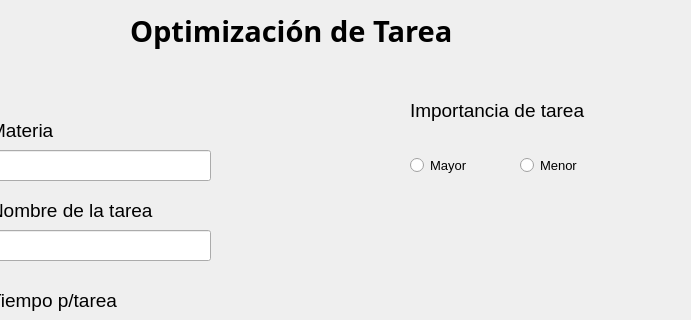
The window that ui.ui (ozel-byte/todo-app-proyecto-c3) describes before a commit, drawn with Qt 5; both pictures show x 100 to 791 and y 0 to 320 of the 791 by 702 pixel window.
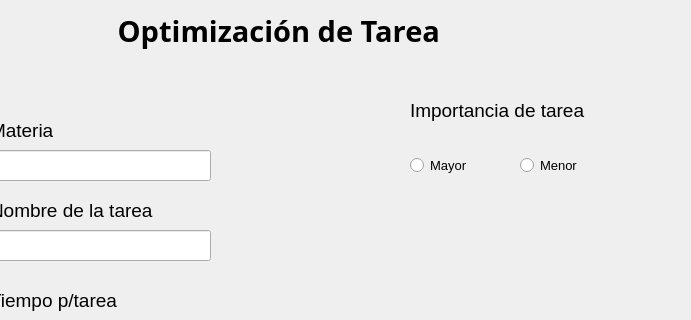
The same window after the commit.

Commit message: Se centró el titulo, o eso parace xd

Diff of the .ui file:
```diff
--- a/ui.ui
+++ b/ui.ui
@@ -25,14 +25,14 @@
    <widget class="QLabel" name="label">
     <property name="geometry">
      <rect>
-      <x>230</x>
+      <x>180</x>
       <y>0</y>
       <width>411</width>
       <height>61</height>
      </rect>
     </property>
     <property name="text">
-     <string>Optimización de Tarea</string>
+     <string>     Optimización de Tarea</string>
     </property>
    </widget>
    <widget class="QLabel" name="label_2">
```
